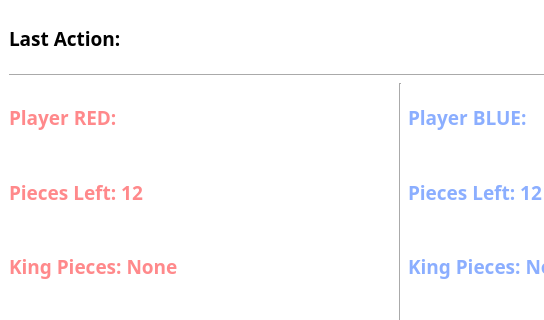
Qt form Pi App Code/Frontend_UI.ui (asmithie13/Senior-Design) before a commit; both pictures show x 0 to 544 and y 0 to 320 of the 800 by 480 pixel window.
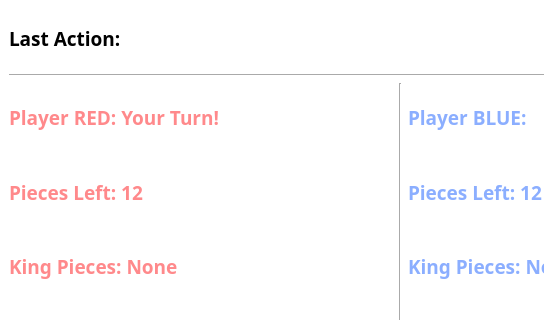
The same form after that commit.

Commit message: New signal added and players now switch

The edit to the form file:
```diff
--- a/Pi App Code/Frontend_UI.ui
+++ b/Pi App Code/Frontend_UI.ui
@@ -231,7 +231,7 @@
        <string notr="true">color: rgb(255, 137, 139);</string>
       </property>
       <property name="text">
-       <string>Player RED:</string>
+       <string>Player RED: Your Turn!</string>
       </property>
      </widget>
     </item>
```
The commit also changes 2 other files.
